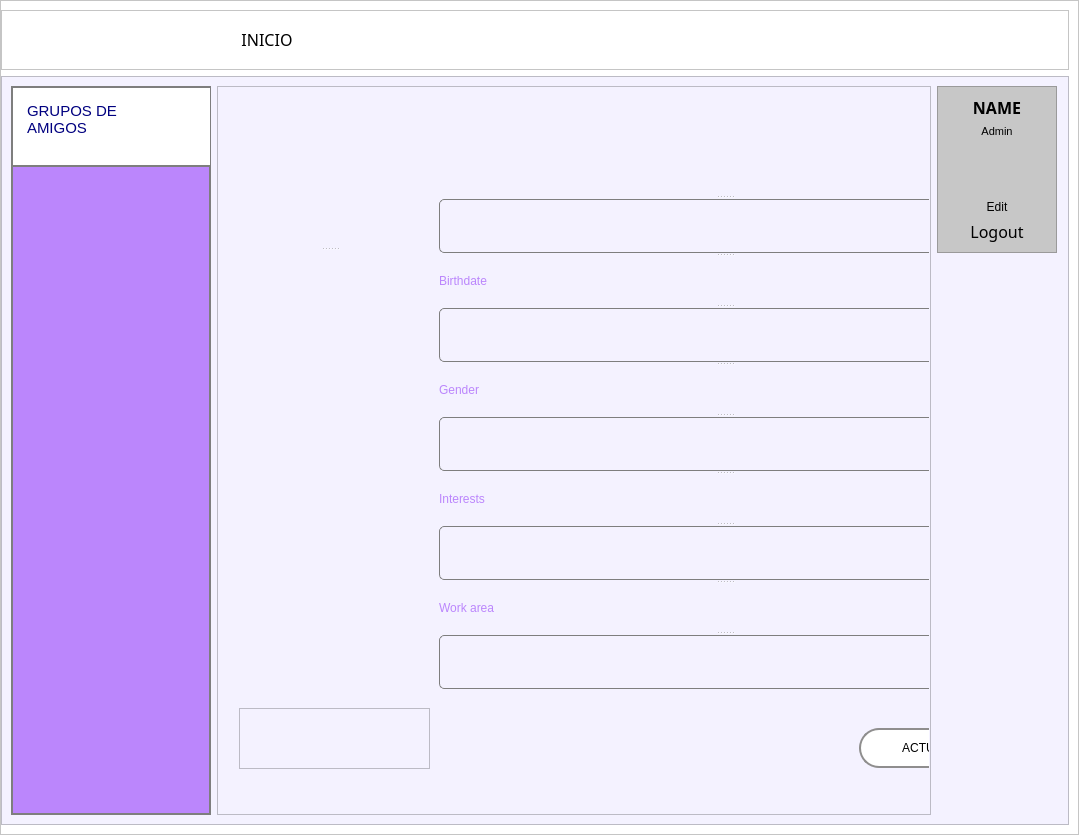
Old version of the form ProyectoCorte3/interfaz_dinamica.ui in the repository JUANDA784/CORTE3_99498.
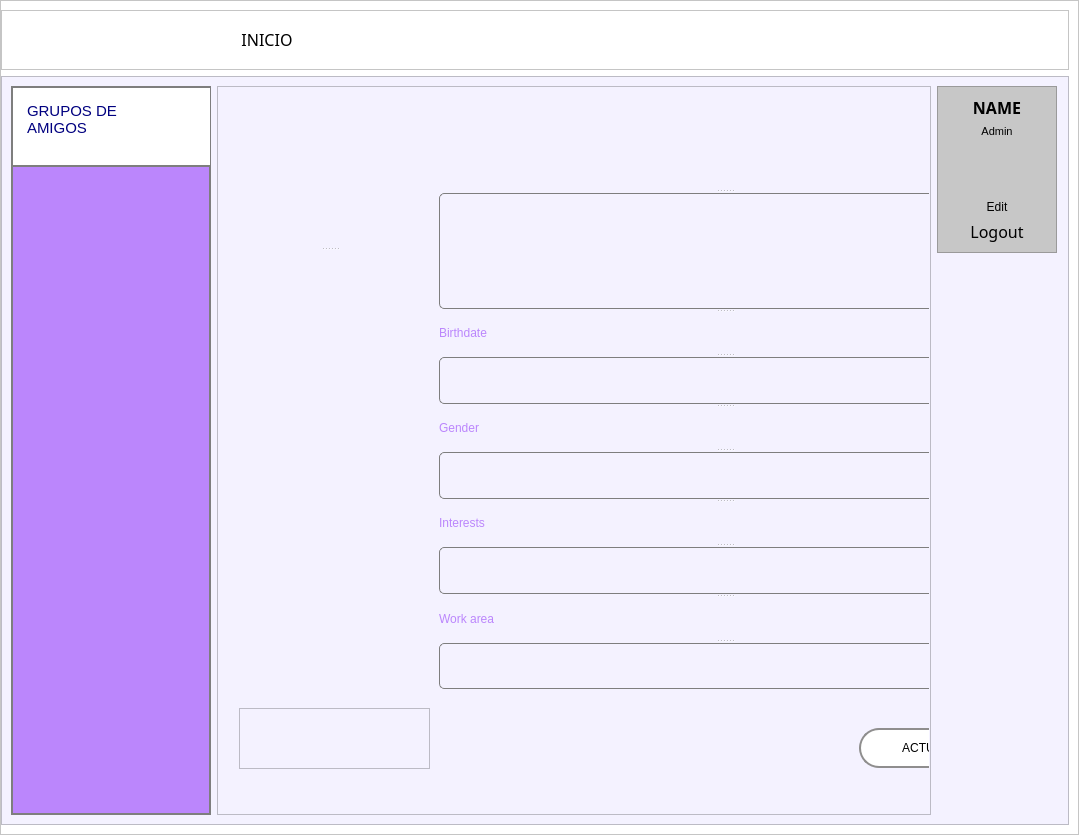
New version of the form. Icons and pictures are not drawn.

Patch:
```diff
--- a/ProyectoCorte3/interfaz_dinamica.ui
+++ b/ProyectoCorte3/interfaz_dinamica.ui
@@ -504,7 +504,7 @@
                      <property name="minimumSize">
                       <size>
                        <width>200</width>
-                       <height>0</height>
+                       <height>40</height>
                       </size>
                      </property>
                      <property name="styleSheet">
@@ -522,6 +522,9 @@
                      <property name="text">
                       <string/>
                      </property>
+                     <property name="wordWrap">
+                      <bool>true</bool>
+                     </property>
                     </widget>
                     <widget class="QLabel" name="label_6">
                      <property name="minimumSize">
```
Left out of the diff: 4 changed lines with no effect on the pictures.
